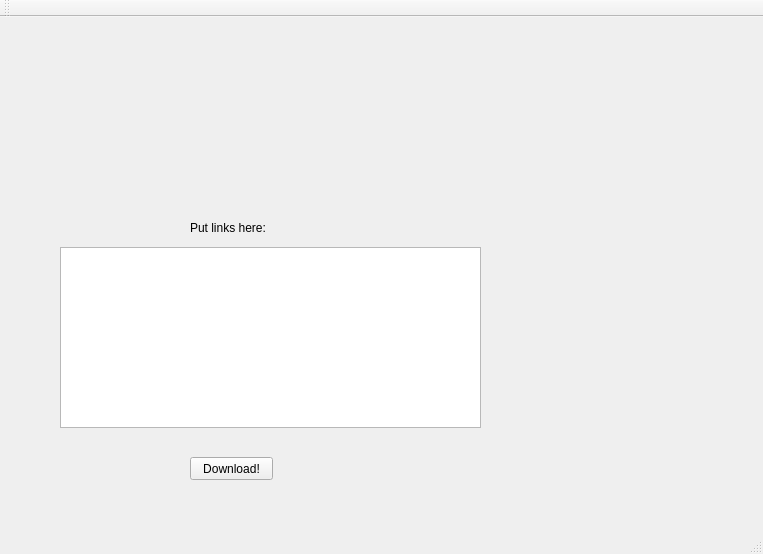
This is Youtube-dl_Qt/mainwindow.ui in MMendenhall95/Youtube-dl_Qt as Qt 5 draws it before an edit. The edited form follows.
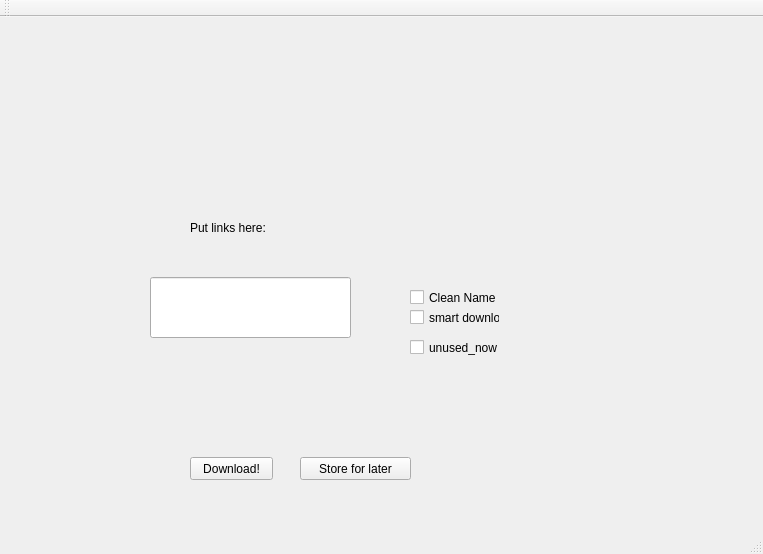
This is the edited form.

What changed in the file:
```diff
--- a/Youtube-dl_Qt/mainwindow.ui
+++ b/Youtube-dl_Qt/mainwindow.ui
@@ -40,14 +40,66 @@
      <string>Download!</string>
     </property>
    </widget>
-   <widget class="QPlainTextEdit" name="linkBox">
+   <widget class="QPushButton" name="pushButton">
     <property name="geometry">
      <rect>
-      <x>60</x>
-      <y>230</y>
-      <width>421</width>
-      <height>181</height>
+      <x>300</x>
+      <y>440</y>
+      <width>111</width>
+      <height>23</height>
      </rect>
+    </property>
+    <property name="text">
+     <string>Store for later</string>
+    </property>
+   </widget>
+   <widget class="QLineEdit" name="linkBox">
+    <property name="geometry">
+     <rect>
+      <x>150</x>
+      <y>260</y>
+      <width>201</width>
+      <height>61</height>
+     </rect>
+    </property>
+   </widget>
+   <widget class="QCheckBox" name="cleanChk">
+    <property name="geometry">
+     <rect>
+      <x>410</x>
+      <y>270</y>
+      <width>90</width>
+      <height>21</height>
+     </rect>
+    </property>
+    <property name="text">
+     <string>Clean Name</string>
+    </property>
+   </widget>
+   <widget class="QCheckBox" name="checkBox_2">
+    <property name="geometry">
+     <rect>
+      <x>410</x>
+      <y>290</y>
+      <width>90</width>
+      <height>21</height>
+     </rect>
+    </property>
+    <property name="text">
+     <string>smart download</string>
+    </property>
+   </widget>
+   <widget class="QCheckBox" name="checkBox_3">
+    <property name="geometry">
+     <rect>
+      <x>410</x>
+      <y>320</y>
+      <width>90</width>
+      <height>21</height>
+     </rect>
+    </property>
+    <property name="text">
+     <string>unused_now</string>
     </property>
    </widget>
   </widget>
```
